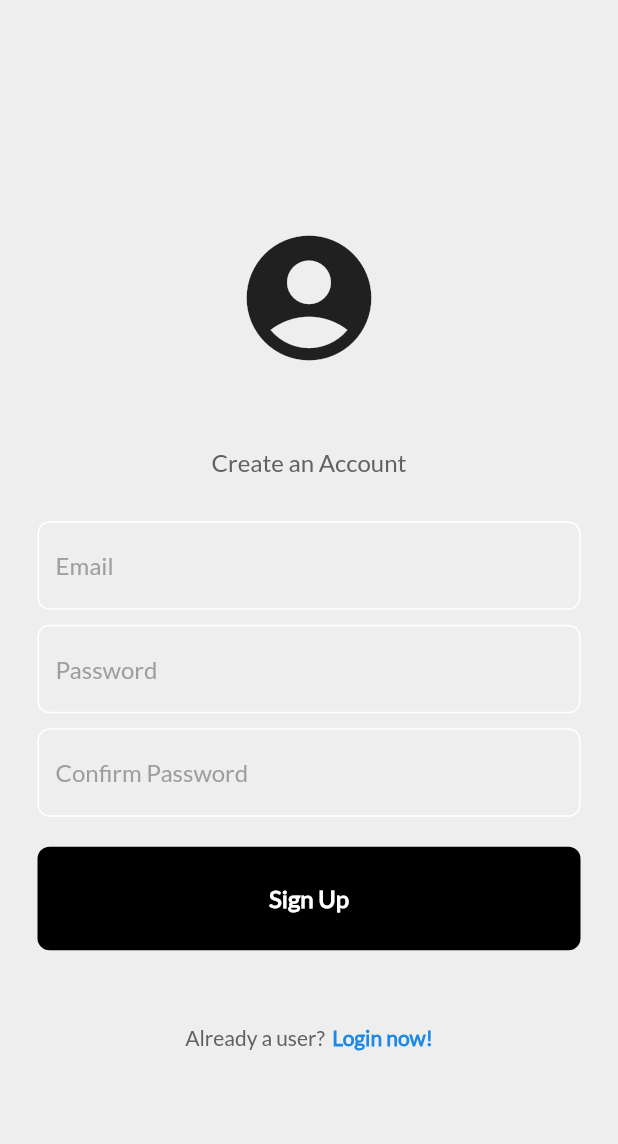
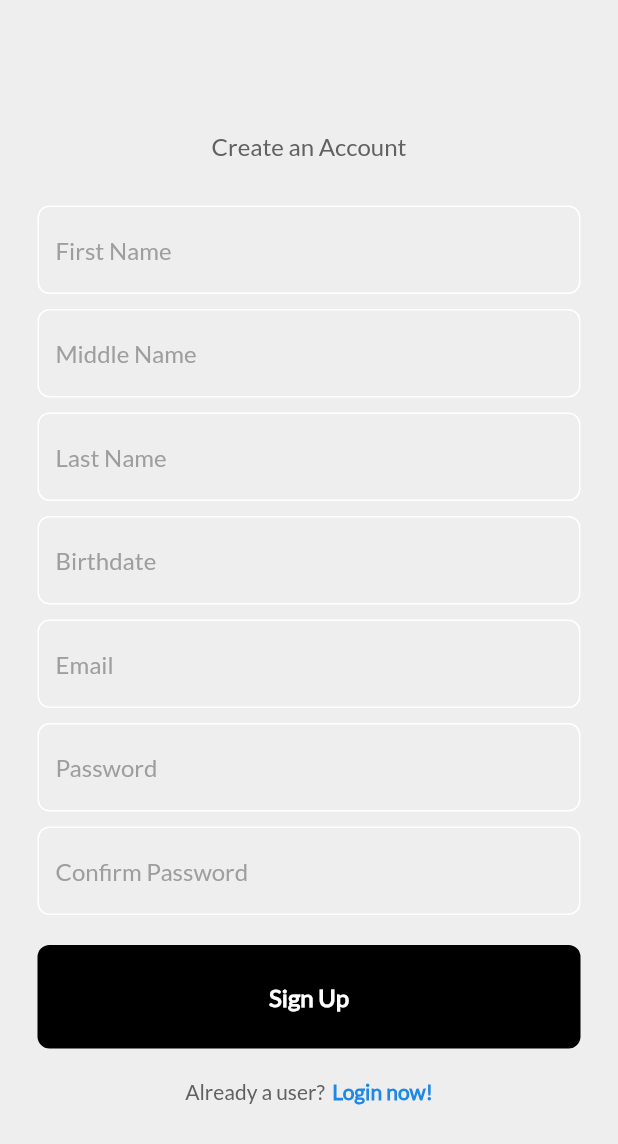
Before and after one commit to aportkwekwek/flutter-app, a Flutter app: the screen it shows after launch, after a tap on "Register now!", on a phone screen of 412 x 824 dp. Shown: the top 1144 px of the screen. Run offline on Flutter 3.47's test engine with Material 2 defaults, Android fonts, the phone set to English and light mode, and no system bars; our stand-ins replace firebase_auth, firebase_core; accounts and stored records are empty.

Commit message:
Add component datepicker

```diff
--- /dev/null
+++ b/lib/components/proj_datefield.dart
@@ -0,0 +1,81 @@
+import 'package:flutter/cupertino.dart';
+import 'package:flutter/material.dart';
+import 'package:intl/intl.dart';
+
+class ProjectDatePicker extends StatefulWidget {
+  TextEditingController controller;
+  final String hintText;
+  ProjectDatePicker(
+      {super.key, required this.controller, required this.hintText});
+
+  @override
+  State<ProjectDatePicker> createState() => _ProjectDatePickerState();
+}
+
+class _ProjectDatePickerState extends State<ProjectDatePicker> {
+  @override
+  void initState() {
+    super.initState();
+  }
+
+  @override
+  Widget build(BuildContext context) {
+    return Stack(
+      children: [
+        Padding(
+          padding: const EdgeInsets.symmetric(horizontal: 25.0),
+          child: TextField(
+            controller: widget.controller,
+            decoration: InputDecoration(
+              enabledBorder: OutlineInputBorder(
+                borderSide: const BorderSide(color: Colors.white),
+                borderRadius: BorderRadius.circular(8),
+              ),
+              focusedBorder: OutlineInputBorder(
+                  borderSide: BorderSide(color: Colors.grey.shade400)),
+              filled: true,
+              fillColor: Colors.grey.shade200,
+              hintText: widget.hintText,
+              hintStyle: TextStyle(color: Colors.grey[500], fontFamily: 'Lato'),
+            ),
+            onTap: () async {
+              DateTime? pickedDate = await showCupertinoModalPopup(
+                  context: context,
+                  builder: (_) => Container(
+                        height: 500,
+                        color: const Color.fromARGB(255, 255, 255, 255),
+                        child: Column(
+                          children: [
+                            SizedBox(
+                              height: 400,
+                              child: CupertinoDatePicker(
+                                  mode: CupertinoDatePickerMode.date,
+                                  initialDateTime: DateTime.now(),
+                                  onDateTimeChanged: (DateTime dateTime) {
+                                    setState(() {
+                                      final formattedDate =
+                                          DateFormat('yyyy-MM-dd')
+                                              .format(dateTime);
+                                      widget.controller.text = formattedDate;
+                                    });
+                                  }),
+                            ),
+                            CupertinoButton(
+                              child: const Text('OK'),
+                              onPressed: () => Navigator.of(context).pop(),
+                            ),
+                          ],
+                        ),
+                      ));
+              if (pickedDate != null) {
+                final formattedDate =
+                    DateFormat('yyyy-MM-dd').format(pickedDate);
+                widget.controller.text = formattedDate;
+              }
+            },
+          ),
+        ),
+      ],
+    );
+  }
+}
--- a/lib/components/proj_sign_button.dart
+++ b/lib/components/proj_sign_button.dart
@@ -2,19 +2,21 @@
 
 import 'package:flutter/material.dart';
 
-class SignInButton extends StatelessWidget {
+class SignInButton extends StatefulWidget {
   final Function()? buttonTap;
   final String buttonText;
-  const SignInButton({
-    super.key,
-    required this.buttonTap,
-    required this.buttonText
-  });
+  const SignInButton(
+      {super.key, required this.buttonTap, required this.buttonText});
 
+  @override
+  State<SignInButton> createState() => _SignInButtonState();
+}
+
+class _SignInButtonState extends State<SignInButton> {
   @override
   build(BuildContext context) {
     return GestureDetector(
-      onTap: buttonTap,
+      onTap: widget.buttonTap,
       child: Container(
         padding: EdgeInsets.all(25),
         margin: EdgeInsets.symmetric(horizontal: 25),
@@ -22,7 +24,7 @@ class SignInButton extends StatelessWidget {
             color: Colors.black, borderRadius: BorderRadius.circular(8)),
         child: Center(
             child: Text(
-          buttonText,
+          widget.buttonText,
           style: TextStyle(
               color: Colors.white,
               fontFamily: 'Lato',
--- a/lib/components/proj_square_tile.dart
+++ b/lib/components/proj_square_tile.dart
@@ -20,7 +20,6 @@ class SquareTile extends StatelessWidget {
         child: Image.asset(
           imagePath,
           height: 50,
-      )
-    );
+        ));
   }
 }
--- a/lib/main.dart
+++ b/lib/main.dart
@@ -3,7 +3,7 @@ import 'package:myapp/pages/auth_page.dart';
 import 'package:firebase_core/firebase_core.dart';
 import 'firebase_options.dart';
 
-void main() async{
+void main() async {
   WidgetsFlutterBinding.ensureInitialized();
   await Firebase.initializeApp(
     options: DefaultFirebaseOptions.currentPlatform,
--- a/lib/pages/forgot_password_page.dart
+++ b/lib/pages/forgot_password_page.dart
@@ -1,7 +1,6 @@
 // ignore_for_file: prefer_const_constructors, prefer_const_literals_to_create_immutables
 import 'package:firebase_auth/firebase_auth.dart';
 import 'package:flutter/material.dart';
-import 'package:myapp/pages/login_or_register_page.dart';
 import '../components/proj_sign_button.dart';
 import '../components/proj_textfield.dart';
 
@@ -76,6 +75,7 @@ class _ForgotPasswordPageState extends State<ForgotPasswordPage> {
               buttonText: 'Reset Password',
             ),
           ],
-        ));
+        )
+      );
   }
 }
--- a/lib/pages/register_page.dart
+++ b/lib/pages/register_page.dart
@@ -2,6 +2,7 @@
 
 import 'package:firebase_auth/firebase_auth.dart';
 import 'package:flutter/material.dart';
+import 'package:myapp/components/proj_datefield.dart';
 import 'package:myapp/components/proj_sign_button.dart';
 import 'package:myapp/components/proj_textfield.dart';
 
@@ -18,12 +19,20 @@ class _RegisterPageState extends State<RegisterPage> {
   final emailController = TextEditingController();
   final passwordController = TextEditingController();
   final confirmPasswordController = TextEditingController();
+  final firstNameController = TextEditingController();
+  final middleNameController = TextEditingController();
+  final lastNameController = TextEditingController();
+  final birthdayController = TextEditingController();
 
   @override
   void dispose() {
     emailController.dispose();
     passwordController.dispose();
     confirmPasswordController.dispose();
+    firstNameController.dispose();
+    middleNameController.dispose();
+    lastNameController.dispose();
+    birthdayController.dispose();
     super.dispose();
   }
 
@@ -100,15 +109,36 @@ class _RegisterPageState extends State<RegisterPage> {
           child: Column(
             mainAxisAlignment: MainAxisAlignment.center,
             children: [
-              SizedBox(height: 25),
-              Icon(Icons.account_circle, size: 100),
-              SizedBox(height: 50),
               Text(
                 "Create an Account",
                 style: TextStyle(
                     color: Colors.grey[700], fontSize: 16, fontFamily: 'Lato'),
               ),
               SizedBox(height: 30),
+              MyTextField(
+                  controller: firstNameController,
+                  hintText: 'First Name',
+                  obscureText: false),
+              SizedBox(height: 10),
+              MyTextField(
+                  controller: middleNameController,
+                  hintText: 'Middle Name',
+                  obscureText: false),
+              SizedBox(height: 10),
+              MyTextField(
+                  controller: lastNameController,
+                  hintText: 'Last Name',
+                  obscureText: false),
+              SizedBox(height: 10),
+              Stack(
+                children: [
+                  ProjectDatePicker(
+                    controller: birthdayController,
+                    hintText: "Birthdate",
+                  ),
+                ],
+              ),
+              SizedBox(height: 10),
               MyTextField(
                 controller: emailController,
                 hintText: 'Email',
@@ -131,7 +161,7 @@ class _RegisterPageState extends State<RegisterPage> {
                 buttonTap: userSignUp,
                 buttonText: 'Sign Up',
               ),
-              SizedBox(height: 50),
+              SizedBox(height: 20),
               Row(
                 mainAxisAlignment: MainAxisAlignment.center,
                 children: [
--- a/pubspec.yaml
+++ b/pubspec.yaml
@@ -37,7 +37,8 @@ dependencies:
   cupertino_icons: ^1.0.2
   firebase_auth: ^4.7.2
   firebase_core: ^2.15.0
-  cloud_firestore: ^4.8.4
+  intl: ^0.18.1
+  # cloud_firestore: ^4.8.4
 
 dev_dependencies:
   flutter_test:
```
Also changed, not shown: lib/pages/login_or_register_page.dart (+2 -7 lines), lib/components/proj_textfield.dart (line endings or trailing spaces), pubspec.lock, 1 other file. Lines whose indentation alone changed are shown as unchanged.
